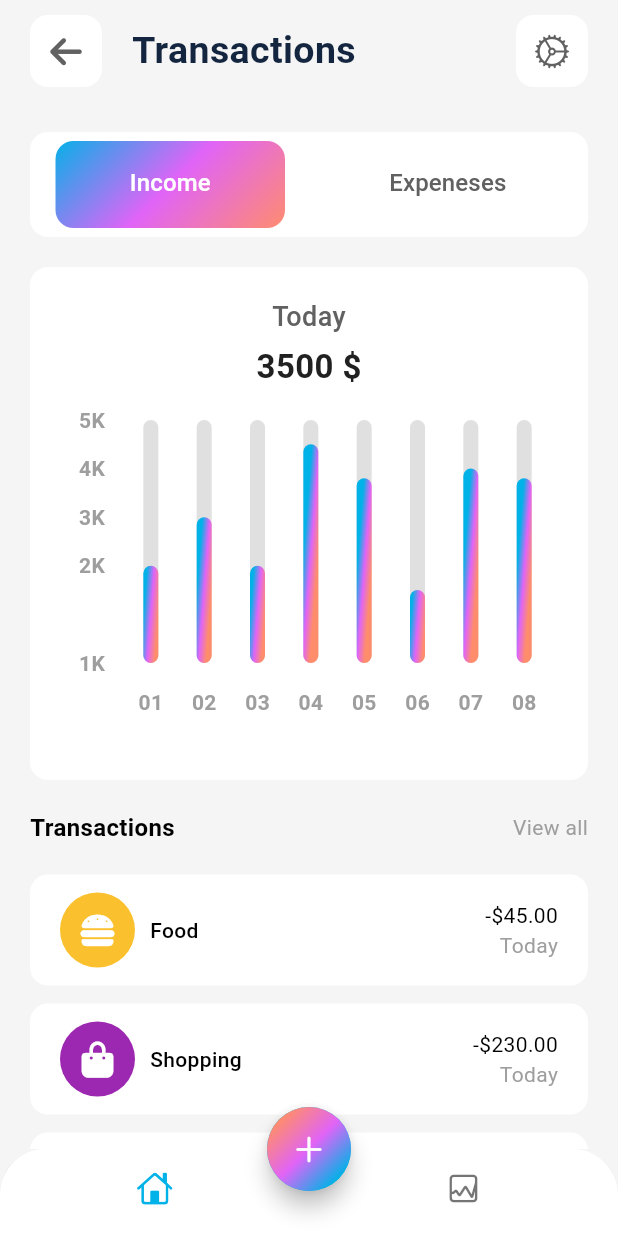
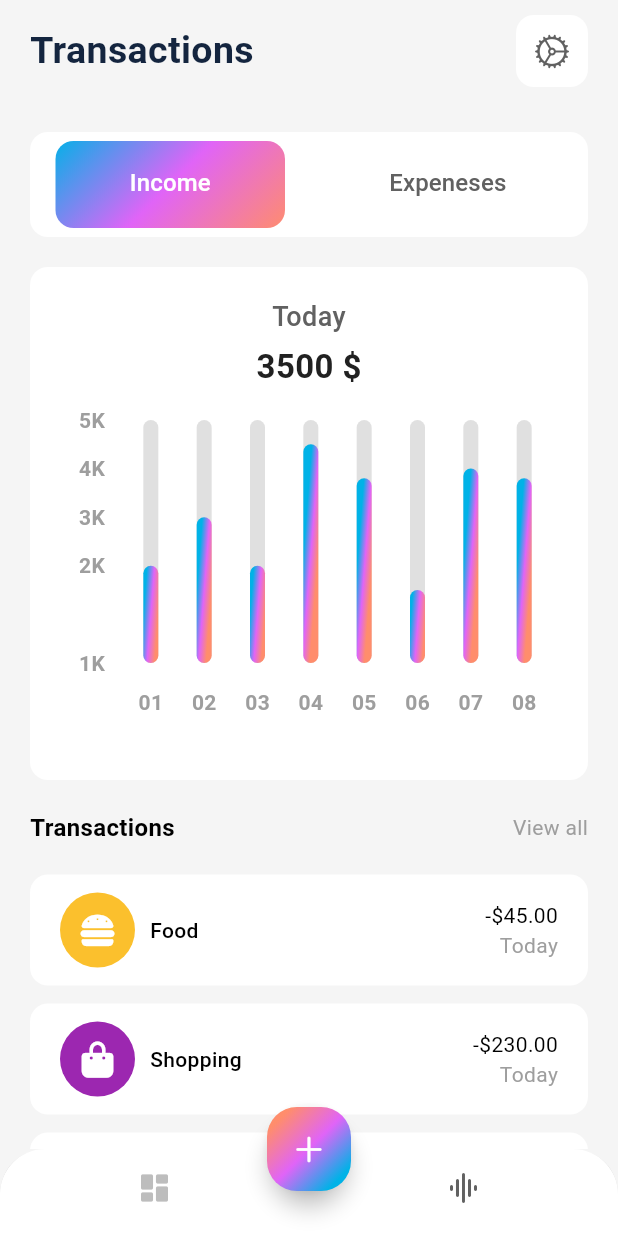
Before and after one commit to ZakariaeAmrani1/flutter_project, a Flutter app: the screen it shows after launch, item 2 of the bottom bar chosen, on a phone screen of 412 x 824 dp. Run offline on Flutter 3.47's test engine with Material 3 defaults, Android fonts, the light colour scheme and no system bars; drawn by our look-alikes of fl_chart; our stand-ins replace font_awesome_flutter.

Commit message:
commit05

```diff
--- a/frontend/flutter_application_1/lib/screens/Home/views/home_screen.dart
+++ b/frontend/flutter_application_1/lib/screens/Home/views/home_screen.dart
@@ -3,6 +3,7 @@ import 'dart:math';
 import 'package:flutter/cupertino.dart';
 import 'package:flutter/material.dart';
 import 'package:flutter_application_1/screens/Home/views/main_screen.dart';
+import 'package:flutter_application_1/screens/add_transaction/view/add_transaction.dart';
 import 'package:flutter_application_1/screens/stats/view/stats_screen.dart';
 
 class HomeScreen extends StatefulWidget {
@@ -32,22 +33,42 @@ class _HomeScreenState extends State<HomeScreen> {
             showSelectedLabels: false,
             showUnselectedLabels: false,
             elevation: 3,
-            items: const [
+            items: [
               BottomNavigationBarItem(
-                  icon: Icon(CupertinoIcons.home), label: "Home"),
+                  icon: Icon(
+                    Icons.dashboard_rounded,
+                    color: index == 0
+                        ? Colors.grey.shade700
+                        : Colors.grey.shade400,
+                  ),
+                  label: "Home"),
               BottomNavigationBarItem(
-                  icon: Icon(CupertinoIcons.graph_square), label: "Stats"),
+                  icon: Icon(
+                    Icons.graphic_eq_rounded,
+                    color: index == 1
+                        ? Colors.grey.shade700
+                        : Colors.grey.shade400,
+                  ),
+                  label: "Stats"),
             ]),
       ),
       floatingActionButtonLocation: FloatingActionButtonLocation.centerDocked,
       floatingActionButton: FloatingActionButton(
-        onPressed: () {},
+        onPressed: () {
+          Navigator.push(
+            context,
+            MaterialPageRoute<void>(
+              builder: (BuildContext context) => const AddTransaction(),
+            ),
+          );
+        },
         shape: const CircleBorder(),
         child: Container(
           width: 60,
           height: 60,
           decoration: BoxDecoration(
-            shape: BoxShape.circle,
+            shape: BoxShape.rectangle,
+            borderRadius: BorderRadius.circular(20),
             gradient: LinearGradient(
               colors: [
                 Theme.of(context).colorScheme.tertiary,
--- /dev/null
+++ b/frontend/flutter_application_1/lib/screens/add_transaction/view/add_transaction.dart
@@ -0,0 +1,15 @@
+// ignore_for_file: unnecessary_import, prefer_const_constructors
+
+import 'package:flutter/cupertino.dart';
+import 'package:flutter/material.dart';
+
+class AddTransaction extends StatelessWidget {
+  const AddTransaction({super.key});
+
+  @override
+  Widget build(BuildContext context) {
+    return Scaffold(
+      appBar: AppBar(),
+    );
+  }
+}
--- a/frontend/flutter_application_1/lib/screens/stats/view/stats_screen.dart
+++ b/frontend/flutter_application_1/lib/screens/stats/view/stats_screen.dart
@@ -3,6 +3,7 @@ import 'dart:math';
 import 'package:flutter/cupertino.dart';
 import 'package:flutter/material.dart';
 import 'package:flutter_application_1/data/data.dart';
+import 'package:flutter_application_1/screens/Home/views/main_screen.dart';
 import 'package:flutter_application_1/screens/stats/view/chart.dart';
 import 'package:font_awesome_flutter/font_awesome_flutter.dart';
 
@@ -53,23 +54,9 @@ class _StatsScreenState extends State<StatsScreen>
             Row(
               mainAxisAlignment: MainAxisAlignment.spaceBetween,
               children: [
-                Row(
+                const Row(
                   children: [
-                    Container(
-                      decoration: BoxDecoration(
-                        color: Colors.white,
-                        borderRadius: BorderRadius.circular(12),
-                      ),
-                      child: IconButton(
-                        onPressed: () {},
-                        icon: FaIcon(FontAwesomeIcons.arrowLeft,
-                            color: Colors.grey.shade700),
-                      ),
-                    ),
-                    const SizedBox(
-                      width: 20,
-                    ),
-                    const Text(
+                    Text(
                       "Transactions",
                       style: TextStyle(
                           color: Color.fromARGB(255, 20, 37, 63),
--- a/frontend/flutter_application_1/pubspec.yaml
+++ b/frontend/flutter_application_1/pubspec.yaml
@@ -37,6 +37,7 @@ dependencies:
   font_awesome_icon_class: ^0.0.6
   font_awesome_flutter: ^10.8.0
   fl_chart: ^0.66.0
+  persistent_bottom_nav_bar_v2: ^5.3.1
 
 dev_dependencies:
   flutter_test:
```
Also changed, not shown: frontend/flutter_application_1/pubspec.lock.
